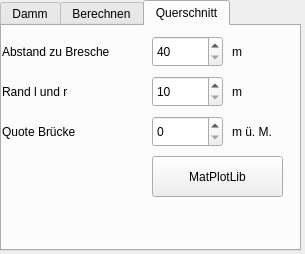
Old version of the form Flutwelle_dialog_base.ui in the repository RetepRelleum/flutwelle.
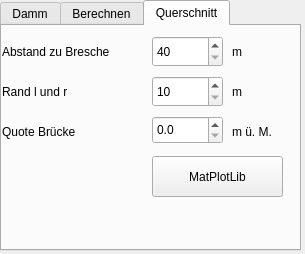
New version of the form. Custom widgets are drawn as their Qt base class.

The edit to the form file:
```diff
--- a/Flutwelle_dialog_base.ui
+++ b/Flutwelle_dialog_base.ui
@@ -749,25 +749,6 @@
       <string>m</string>
      </property>
     </widget>
-    <widget class="QSpinBox" name="q_bruecke">
-     <property name="geometry">
-      <rect>
-       <x>150</x>
-       <y>90</y>
-       <width>71</width>
-       <height>31</height>
-      </rect>
-     </property>
-     <property name="minimum">
-      <number>0</number>
-     </property>
-     <property name="maximum">
-      <number>10000</number>
-     </property>
-     <property name="value">
-      <number>0</number>
-     </property>
-    </widget>
     <widget class="QLabel" name="label_17">
      <property name="geometry">
       <rect>
@@ -781,6 +762,22 @@
       <string>m ü. M.</string>
      </property>
     </widget>
+    <widget class="QDoubleSpinBox" name="q_bruecke">
+     <property name="geometry">
+      <rect>
+       <x>150</x>
+       <y>90</y>
+       <width>71</width>
+       <height>28</height>
+      </rect>
+     </property>
+     <property name="decimals">
+      <number>1</number>
+     </property>
+     <property name="maximum">
+      <double>99999.000000000000000</double>
+     </property>
+    </widget>
    </widget>
   </widget>
  </widget>
```
Left out of the diff: 2 changed lines with no effect on the pictures.
